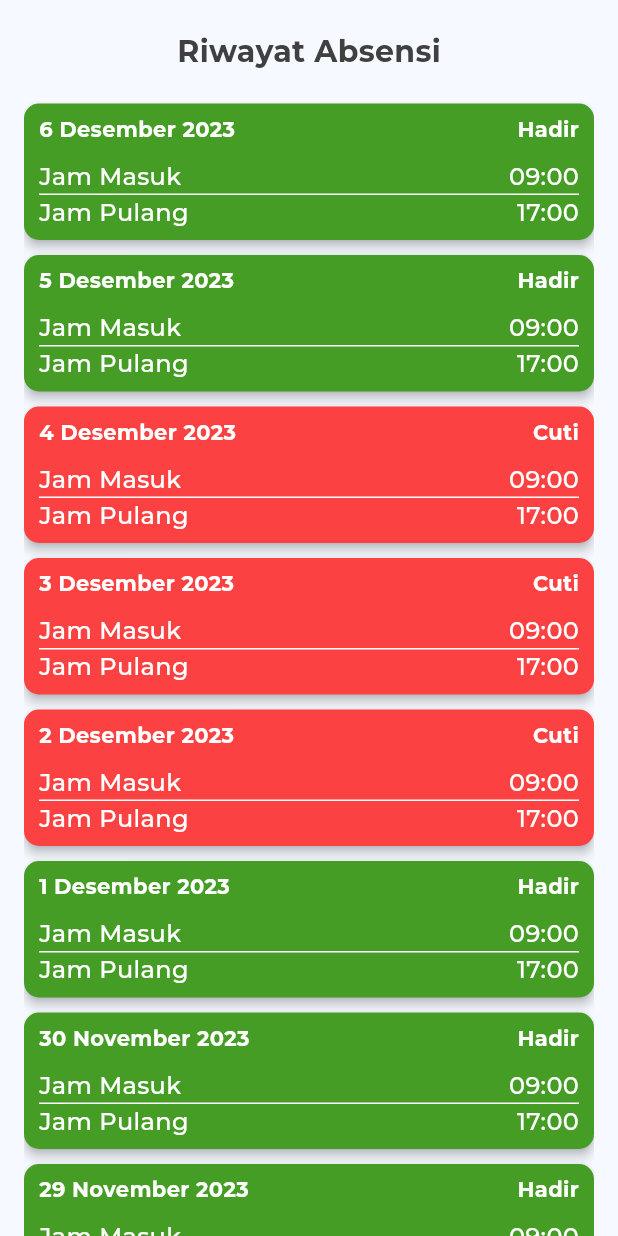
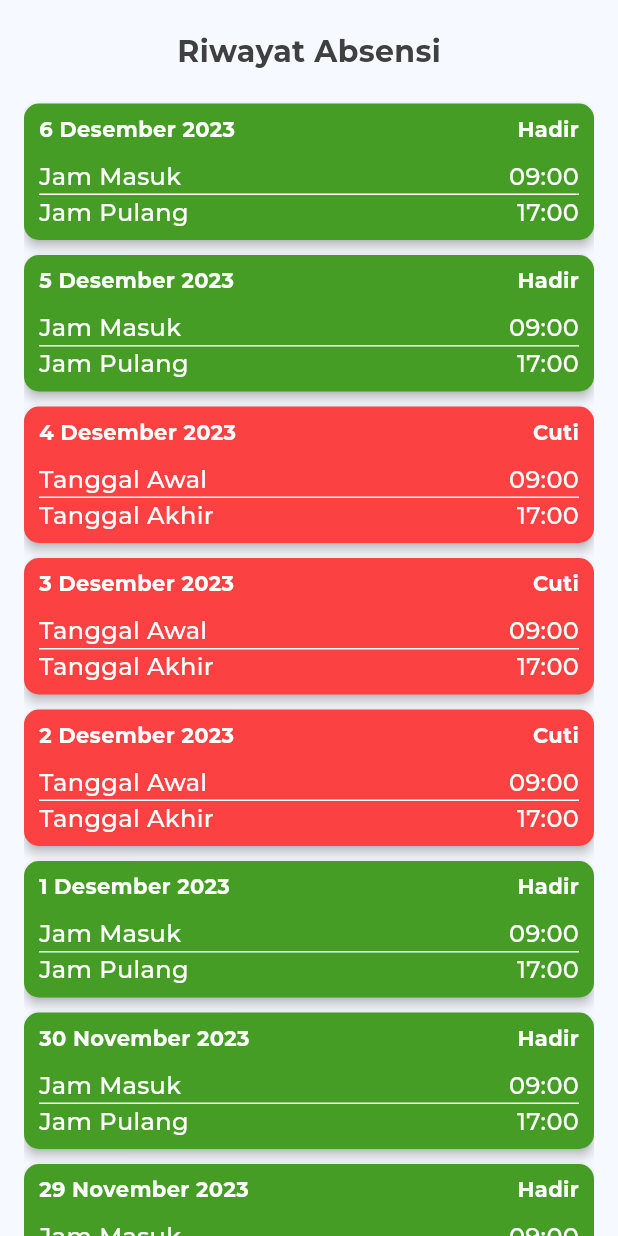
Before and after one commit to sekte-ani/myabsen, a Flutter app: the HistoryPage screen opened directly, on a phone screen of 412 x 824 dp. Run offline on Flutter 3.47's test engine with Material 3 defaults, Android fonts, the phone set to English and light mode, and no system bars; our stand-ins replace geocoding, geolocator, get, google_fonts.

Commit message:
fix card for cuti

```diff
--- a/lib/ui/widgets/card.dart
+++ b/lib/ui/widgets/card.dart
@@ -306,7 +306,7 @@ class HistoryCard extends StatelessWidget {
                   mainAxisAlignment: MainAxisAlignment.spaceBetween,
                   children: [
                     Text(
-                      'Jam Masuk',
+                      status == "Cuti" ? 'Tanggal Awal':'Jam Masuk',
                       style: font_medium.copyWith(
                         color: Colors.white,
                         fontSize: 16, // Atur ukuran font di sini (misalnya, 18)
@@ -336,7 +336,7 @@ class HistoryCard extends StatelessWidget {
                   mainAxisAlignment: MainAxisAlignment.spaceBetween,
                   children: [
                     Text(
-                      'Jam Pulang',
+                      status == "Cuti" ? 'Tanggal Akhir':'Jam Pulang',
                       style: font_medium.copyWith(
                         color: Colors.white,
                         fontSize: 16, // Atur ukuran font di sini (misalnya, 18)
```
